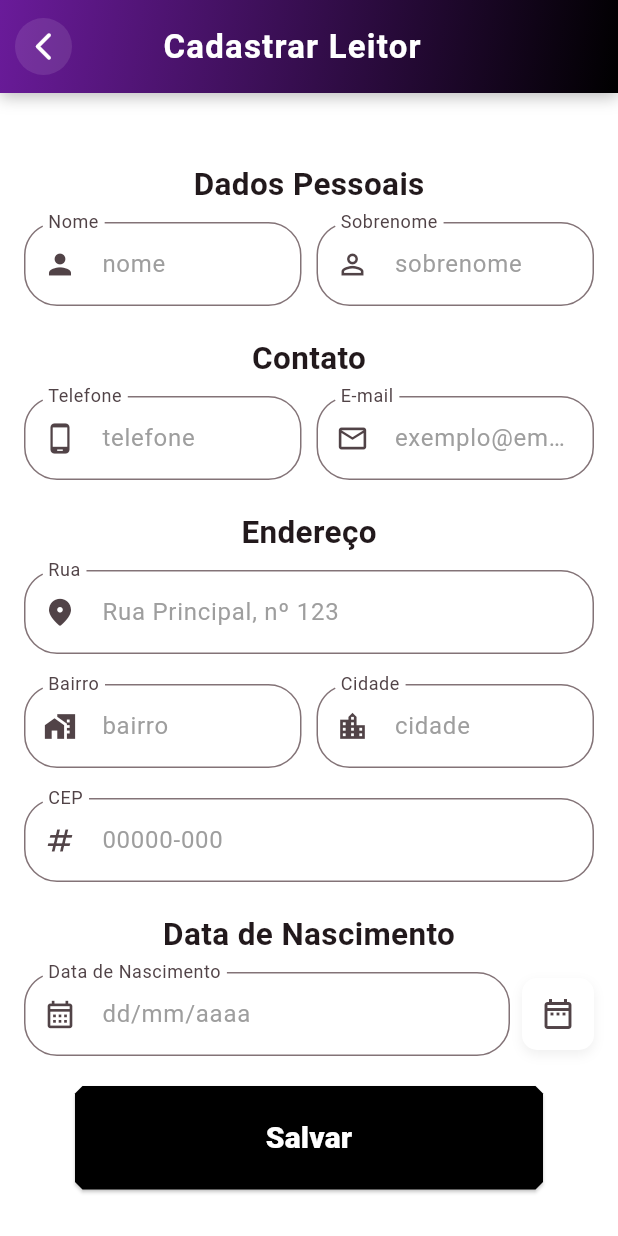
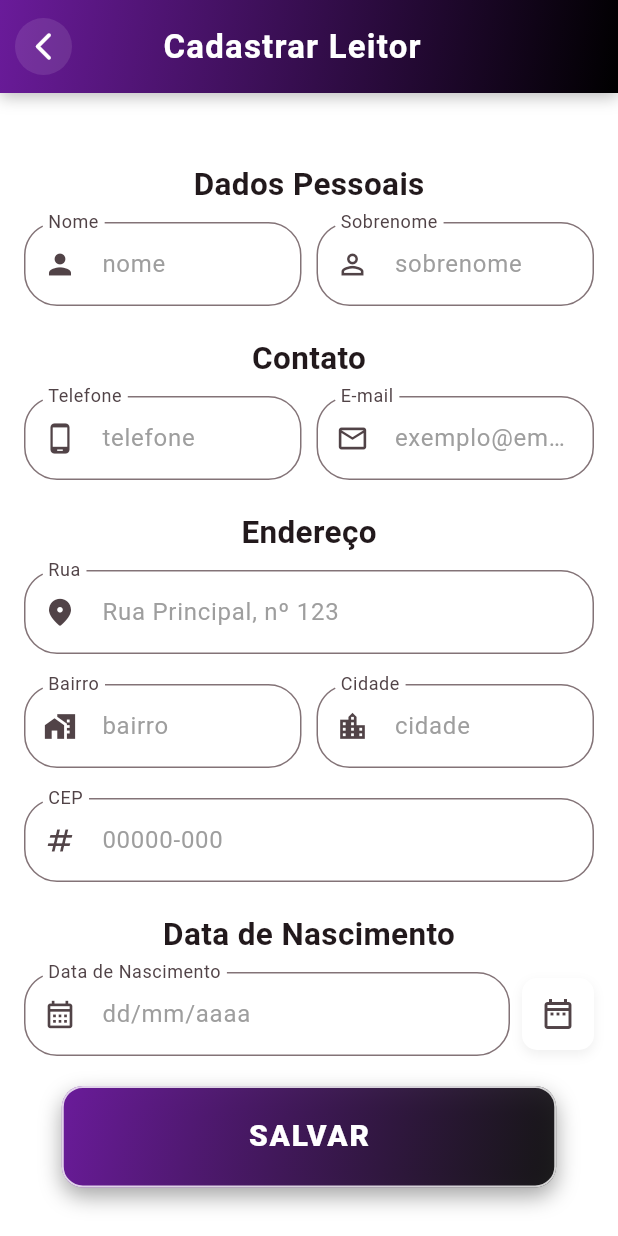
Before and after one commit to LipehSantos213/AgendamentoDeLivros, a Flutter app: the TelaCadastrarLeitor screen opened by its route, on a phone screen of 412 x 824 dp. Run offline on Flutter 3.47's test engine with Material 3 defaults, Android fonts, the phone set to English and light mode, and no system bars; our stand-ins replace sqflite; accounts and stored records are empty.

Commit message:
Botão Estilizado Padrão da Aplicação Adicionada

```diff
--- a/lib/widgets/BuildButtonNavCustom.dart
+++ b/lib/widgets/BuildButtonNavCustom.dart
@@ -1,8 +1,9 @@
 import 'package:flutter/material.dart';
 
-class BuildButtonNavCustom extends StatelessWidget {
+class BuildButtonNavCustom extends StatefulWidget {
   final String title;
   final VoidCallback onClick;
+
   const BuildButtonNavCustom({
     super.key,
     required this.title,
@@ -10,22 +11,65 @@ class BuildButtonNavCustom extends StatelessWidget {
   });
 
   @override
+  State<BuildButtonNavCustom> createState() => _BuildButtonNavCustomState();
+}
+
+class _BuildButtonNavCustomState extends State<BuildButtonNavCustom> {
+  bool _isPressed = false;
+
+  @override
   Widget build(BuildContext context) {
-    return SizedBox(
-      width: MediaQuery.of(context).size.width - 100,
-      child: ElevatedButton(
-        style: ElevatedButton.styleFrom(
-          backgroundColor: Colors.black,
-          shape: BeveledRectangleBorder(borderRadius: BorderRadius.circular(5)),
-          padding: EdgeInsets.only(top: 20, bottom: 20, left: 40, right: 40),
+    return GestureDetector(
+      onTapDown: (_) => setState(() => _isPressed = true),
+      onTapUp: (_) {
+        setState(() => _isPressed = false);
+        Future.delayed(const Duration(milliseconds: 100), widget.onClick);
+      },
+      onTapCancel: () => setState(() => _isPressed = false),
+      child: AnimatedContainer(
+        duration: const Duration(milliseconds: 150),
+        width: MediaQuery.of(context).size.width * 0.8,
+        padding: const EdgeInsets.symmetric(vertical: 18),
+        alignment: Alignment.center,
+        decoration: BoxDecoration(
+          borderRadius: BorderRadius.circular(14),
+          gradient:
+              _isPressed
+                  ? const LinearGradient(
+                    colors: [Colors.deepPurpleAccent, Colors.purpleAccent],
+                    begin: Alignment.topLeft,
+                    end: Alignment.bottomRight,
+                  )
+                  : const LinearGradient(
+                    colors: [Color(0xFF6A1B9A), Colors.black87],
+                    begin: Alignment.topLeft,
+                    end: Alignment.bottomRight,
+                  ),
+          boxShadow:
+              _isPressed
+                  ? [
+                    BoxShadow(
+                      color: Colors.black.withOpacity(0.15),
+                      blurRadius: 6,
+                      offset: const Offset(0, 3),
+                    ),
+                  ]
+                  : [
+                    BoxShadow(
+                      color: Colors.black.withOpacity(0.35),
+                      blurRadius: 12,
+                      offset: const Offset(0, 6),
+                    ),
+                  ],
+          border: Border.all(color: Colors.white.withOpacity(0.8), width: 1.3),
         ),
-        onPressed: onClick,
         child: Text(
-          title,
+          widget.title.toUpperCase(),
           style: TextStyle(
+            color: _isPressed ? Colors.white70 : Colors.white,
             fontSize: 20,
-            fontWeight: FontWeight.w900,
-            color: Colors.white,
+            fontWeight: FontWeight.w800,
+            letterSpacing: 1.2,
           ),
         ),
       ),
```
